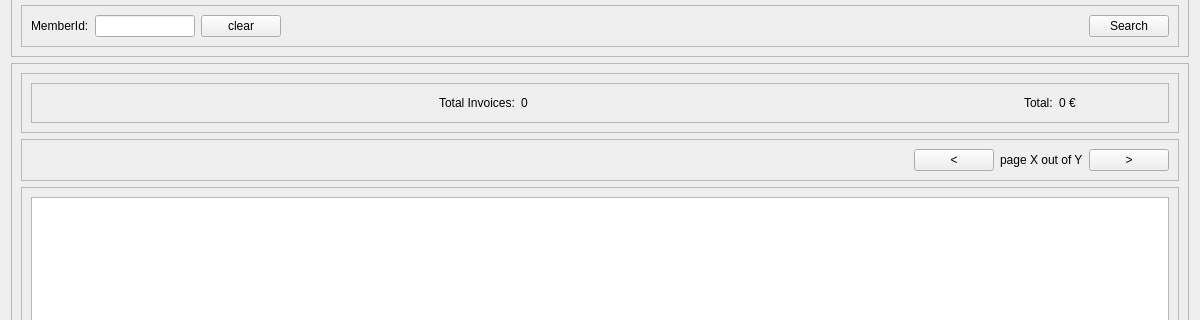
This is penyamanager/admininvoicelistview.ui in eguzki/penyamanager as Qt 5 draws it before an edit; both pictures show x 0 to 1200 and y 191 to 511 of the 1200 by 1000 pixel window. The edited form follows.
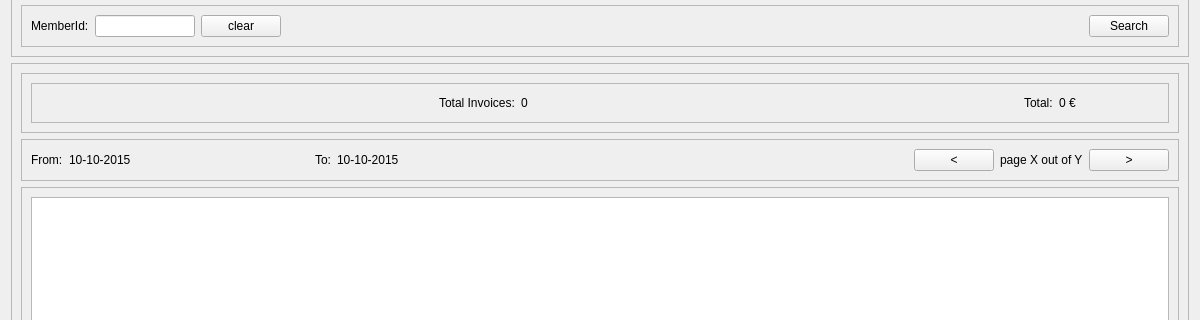
This is the edited form.

Diff of the .ui file:
```diff
--- a/penyamanager/admininvoicelistview.ui
+++ b/penyamanager/admininvoicelistview.ui
@@ -264,6 +264,74 @@
          <enum>QFrame::Raised</enum>
         </property>
         <layout class="QHBoxLayout" name="horizontalLayout_3">
+         <item>
+          <widget class="QLabel" name="fromDateResultLabel">
+           <property name="text">
+            <string>From:</string>
+           </property>
+          </widget>
+         </item>
+         <item>
+          <widget class="QLabel" name="fromDateResultValueLabel">
+           <property name="minimumSize">
+            <size>
+             <width>200</width>
+             <height>0</height>
+            </size>
+           </property>
+           <property name="maximumSize">
+            <size>
+             <width>200</width>
+             <height>16777215</height>
+            </size>
+           </property>
+           <property name="text">
+            <string>10-10-2015</string>
+           </property>
+          </widget>
+         </item>
+         <item>
+          <spacer name="horizontalSpacer_4">
+           <property name="orientation">
+            <enum>Qt::Horizontal</enum>
+           </property>
+           <property name="sizeType">
+            <enum>QSizePolicy::Fixed</enum>
+           </property>
+           <property name="sizeHint" stdset="0">
+            <size>
+             <width>40</width>
+             <height>20</height>
+            </size>
+           </property>
+          </spacer>
+         </item>
+         <item>
+          <widget class="QLabel" name="toDateResultLabel">
+           <property name="text">
+            <string>To:</string>
+           </property>
+          </widget>
+         </item>
+         <item>
+          <widget class="QLabel" name="toDateResultValueLabel">
+           <property name="minimumSize">
+            <size>
+             <width>200</width>
+             <height>0</height>
+            </size>
+           </property>
+           <property name="maximumSize">
+            <size>
+             <width>200</width>
+             <height>16777215</height>
+            </size>
+           </property>
+           <property name="text">
+            <string>10-10-2015</string>
+           </property>
+          </widget>
+         </item>
          <item>
           <spacer name="horizontalSpacer_2">
            <property name="orientation">
```
